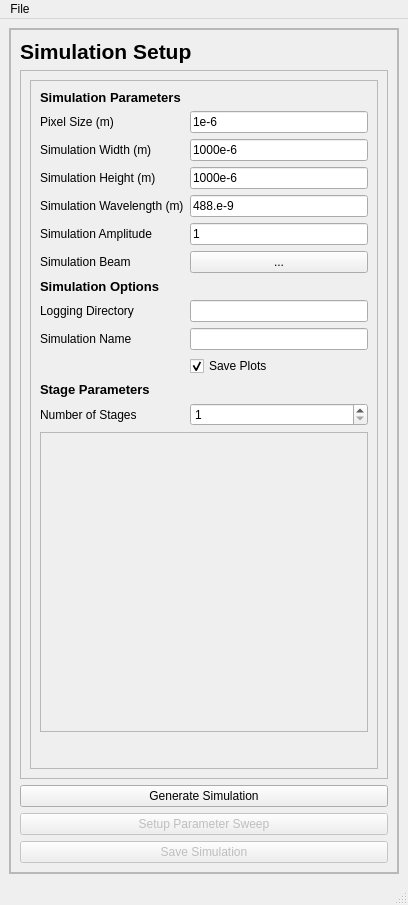
Qt form juno/ui/qtdesigner_files/SimulationSetup.ui (DeMarcoLab/juno) before a commit.
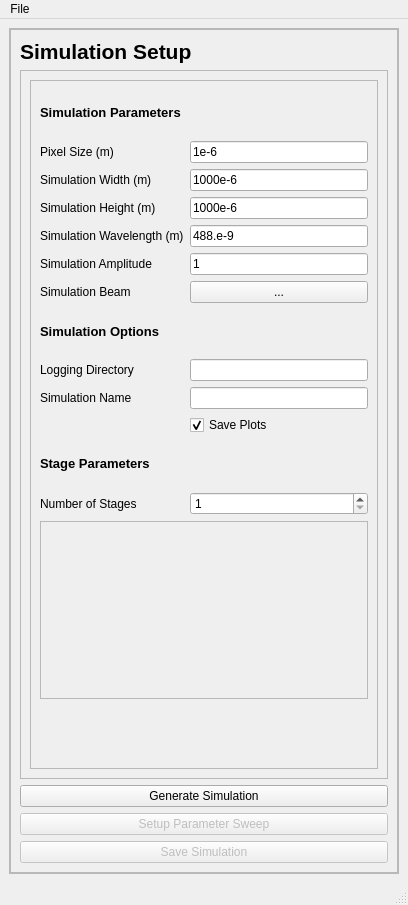
The same form after that commit.

The edit to the form file:
```diff
--- a/juno/ui/qtdesigner_files/SimulationSetup.ui
+++ b/juno/ui/qtdesigner_files/SimulationSetup.ui
@@ -147,7 +147,7 @@
                    <property name="minimumSize">
                     <size>
                      <width>0</width>
-                     <height>300</height>
+                     <height>0</height>
                     </size>
                    </property>
                    <property name="widgetResizable">
@@ -159,7 +159,7 @@
                       <x>0</x>
                       <y>0</y>
                       <width>326</width>
-                      <height>298</height>
+                      <height>182</height>
                      </rect>
                     </property>
                    </widget>
```
